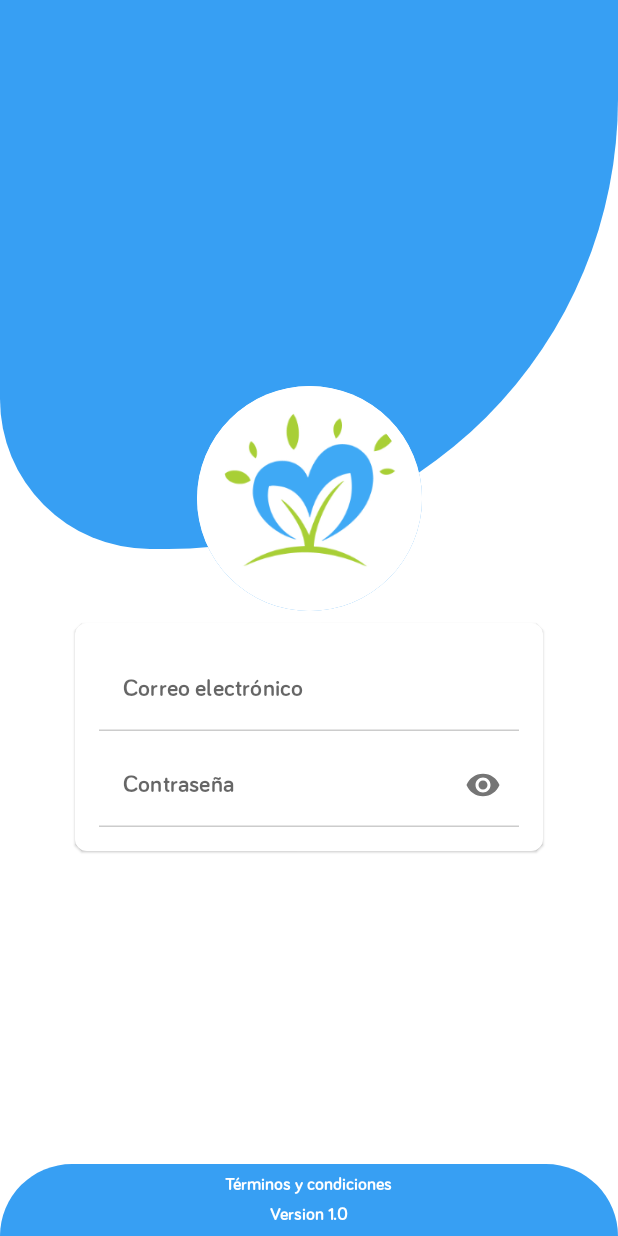
After one commit to sic4change/nut4healthmedical, an Android app built with Jetpack Compose: the composable NUT4HealthApp shown on its own in the app's theme, on a phone screen of 412 x 824 dp. The commit adds this screen. Run offline under Robolectric (Android 15) with nearby library versions, the phone set to English and light mode, and no system bars.

Commit message:
add viewmodel and state in login

```diff
--- a/app/build.gradle
+++ b/app/build.gradle
@@ -64,6 +64,8 @@ dependencies {
     debugImplementation "androidx.compose.ui:ui-tooling:$compose_version"
     debugImplementation "androidx.compose.ui:ui-test-manifest:$compose_version"
     implementation("io.coil-kt:coil-compose:1.4.0")
+    implementation 'androidx.navigation:navigation-runtime-ktx:2.3.5'
+    implementation 'androidx.navigation:navigation-compose:2.4.0-beta02'
 
     //Firebase
     implementation platform('com.google.firebase:firebase-bom:29.1.0')
--- /dev/null
+++ b/app/src/main/java/org/sic4change/nut4healthcentrotratamiento/ui/NUT4HealtAppState.kt
@@ -0,0 +1,28 @@
+package org.sic4change.nut4healthcentrotratamiento.ui
+
+import androidx.compose.material.ScaffoldState
+import androidx.compose.material.rememberScaffoldState
+import androidx.compose.runtime.Composable
+import androidx.compose.runtime.remember
+import androidx.compose.runtime.rememberCoroutineScope
+import androidx.navigation.NavHostController
+import androidx.navigation.compose.rememberNavController
+import kotlinx.coroutines.CoroutineScope
+
+@Composable
+fun rememberNUT4HealthAppState(
+    scaffoldState: ScaffoldState = rememberScaffoldState(),
+    navController: NavHostController = rememberNavController(),
+    coroutineScope: CoroutineScope = rememberCoroutineScope()
+) : NUT4HealthAppState = remember(scaffoldState, navController, coroutineScope) {
+    NUT4HealthAppState(scaffoldState, navController, coroutineScope)
+
+}
+
+class NUT4HealthAppState(
+    val scaffoldState: ScaffoldState,
+    val navController: NavHostController,
+    val coroutineScope: CoroutineScope
+) {
+
+}
--- /dev/null
+++ b/app/src/main/java/org/sic4change/nut4healthcentrotratamiento/ui/NUT4HealthApp.kt
@@ -0,0 +1,53 @@
+package org.sic4change.nut4healthcentrotratamiento.ui
+
+import androidx.compose.foundation.ExperimentalFoundationApi
+import androidx.compose.foundation.layout.Box
+import androidx.compose.foundation.layout.fillMaxSize
+import androidx.compose.foundation.layout.padding
+import androidx.compose.material.*
+import androidx.compose.material.icons.Icons
+import androidx.compose.material.icons.filled.AccountCircle
+import androidx.compose.runtime.Composable
+import androidx.compose.ui.ExperimentalComposeUiApi
+import androidx.compose.ui.Modifier
+import androidx.compose.ui.res.stringResource
+import coil.annotation.ExperimentalCoilApi
+import com.aaronat1.hackaton.ui.navigation.Navigation
+import org.sic4change.nut4healthcentrotratamiento.R
+import org.sic4change.nut4healthcentrotratamiento.ui.navigation.AppBarIcon
+import org.sic4change.nut4healthcentrotratamiento.ui.theme.NUT4HealthTheme
+
+@ExperimentalComposeUiApi
+@ExperimentalCoilApi
+@ExperimentalFoundationApi
+@ExperimentalMaterialApi
+@Composable
+fun NUT4HealthApp() {
+    val appState =  rememberNUT4HealthAppState()
+
+    NUT4HealthScreen {
+        Scaffold (
+            /*topBar = {
+                TopAppBar(
+                    title = { Text(stringResource(R.string.app_name)) },
+                    navigationIcon = { AppBarIcon(Icons.Default.AccountCircle, {}) },
+                )
+            },*/
+            scaffoldState = appState.scaffoldState
+        ) {
+            Navigation(appState.navController)
+        }
+    }
+}
+
+@Composable
+fun NUT4HealthScreen(content: @Composable () -> Unit) {
+    NUT4HealthTheme {
+        // A surface container using the 'background' color from the theme
+        Surface(
+            modifier = Modifier.fillMaxSize(),
+            color = MaterialTheme.colors.background,
+            content = content
+        )
+    }
+}
--- /dev/null
+++ b/app/src/main/java/org/sic4change/nut4healthcentrotratamiento/ui/navigation/Feature.kt
@@ -0,0 +1,6 @@
+package org.sic4change.nut4healthcentrotratamiento.ui.navigation
+
+enum class Feature(val route: String) {
+    LOGIN("login"),
+    HOME("home"),
+}
--- /dev/null
+++ b/app/src/main/java/org/sic4change/nut4healthcentrotratamiento/ui/navigation/NavItem.kt
@@ -0,0 +1,49 @@
+package com.aaronat1.hackaton.ui.navigation
+
+import androidx.annotation.StringRes
+import androidx.compose.material.icons.Icons
+import androidx.compose.material.icons.filled.*
+import androidx.compose.ui.graphics.vector.ImageVector
+import androidx.navigation.NavType
+import androidx.navigation.navArgument
+import org.sic4change.nut4healthcentrotratamiento.R
+import org.sic4change.nut4healthcentrotratamiento.ui.navigation.Feature
+
+enum class NavItem(
+    val navCommand: NavCommand,
+    val icon: ImageVector,
+    @StringRes val title: Int
+) {
+    LOGIN(NavCommand.ContentType(Feature.LOGIN), Icons.Default.Home, R.string.login),
+    HOME(NavCommand.ContentType(Feature.HOME), Icons.Default.Settings, R.string.congratulations),
+}
+
+sealed class NavCommand(
+    internal val feature: Feature,
+    internal val subRoute: String = "home",
+    private val navArgs: List<NavArg> = emptyList()
+) {
+    class ContentType(feature: Feature) : NavCommand(feature)
+
+    class ContentTypeDetail(feature: Feature) :
+        NavCommand(feature, "detail", listOf(NavArg.ItemId)) {
+        fun createRoute(itemId: Int) = "${feature.route}/$subRoute/$itemId"
+    }
+
+    val route = run {
+        val argValues = navArgs.map { "{${it.key}}" }
+        listOf(feature.route)
+            .plus(subRoute)
+            .plus(argValues)
+            .joinToString("/")
+    }
+
+    val args = navArgs.map {
+        navArgument(it.key) { type = it.navType }
+    }
+
+}
+
+enum class NavArg(val key: String, val navType: NavType<*>) {
+    ItemId("itemId", NavType.IntType)
+}
--- /dev/null
+++ b/app/src/main/java/org/sic4change/nut4healthcentrotratamiento/ui/navigation/Navigation.kt
@@ -0,0 +1,70 @@
+package com.aaronat1.hackaton.ui.navigation
+
+import androidx.compose.animation.ExperimentalAnimationApi
+import androidx.compose.foundation.ExperimentalFoundationApi
+import androidx.compose.material.ExperimentalMaterialApi
+import androidx.compose.runtime.Composable
+import androidx.compose.ui.ExperimentalComposeUiApi
+import androidx.navigation.NavBackStackEntry
+import androidx.navigation.NavController
+import androidx.navigation.NavGraphBuilder
+import androidx.navigation.NavHostController
+import androidx.navigation.compose.NavHost
+import androidx.navigation.compose.composable
+import androidx.navigation.compose.navigation
+import coil.annotation.ExperimentalCoilApi
+import org.sic4change.nut4healthcentrotratamiento.ui.navigation.Feature
+import org.sic4change.nut4healthcentrotratamiento.ui.screens.login.LoginDetailScreen
+import org.sic4change.nut4healthcentrotratamiento.ui.screens.login.LoginScreen
+
+@ExperimentalComposeUiApi
+@ExperimentalMaterialApi
+@ExperimentalCoilApi
+@ExperimentalFoundationApi
+@Composable
+fun Navigation(navController: NavHostController) {
+
+    NavHost(
+        navController = navController,
+        startDestination = Feature.LOGIN.route
+    ) {
+        registerNav(navController)
+    }
+}
+
+@OptIn(ExperimentalAnimationApi::class)
+@ExperimentalComposeUiApi
+@ExperimentalMaterialApi
+@ExperimentalCoilApi
+@ExperimentalFoundationApi
+private fun NavGraphBuilder.registerNav(navController: NavController) {
+    navigation(
+        startDestination = NavCommand.ContentType(Feature.LOGIN).route,
+        route = Feature.LOGIN.route
+    ) {
+        composable(NavCommand.ContentType(Feature.LOGIN)) {
+            LoginScreen(onLogin = {
+                navController.navigate(
+                    NavCommand.ContentTypeDetail(Feature.LOGIN).createRoute(0)
+                )
+                }
+            )
+        }
+        composable(NavCommand.ContentTypeDetail(Feature.LOGIN)) {
+            LoginDetailScreen()
+        }
+
+    }
+}
+
+private fun NavGraphBuilder.composable(
+    navItem: NavCommand,
+    content: @Composable (NavBackStackEntry) -> Unit
+) {
+    composable(
+        route = navItem.route,
+        arguments = navItem.args
+    ) {
+        content(it)
+    }
+}
--- /dev/null
+++ b/app/src/main/java/org/sic4change/nut4healthcentrotratamiento/ui/screens/login/LoginState.kt
@@ -0,0 +1,65 @@
+package org.sic4change.nut4healthcentrotratamiento.ui.screens.login
+
+import androidx.compose.foundation.ScrollState
+import androidx.compose.foundation.rememberScrollState
+import androidx.compose.runtime.Composable
+import androidx.compose.runtime.*
+import androidx.compose.runtime.saveable.rememberSaveable
+import androidx.compose.ui.focus.FocusRequester
+import org.sic4change.nut4healthcentrotratamiento.R
+
+@Composable
+fun rememberLoginState(
+    scrollState: ScrollState = rememberScrollState(),
+    focusRequester: FocusRequester = remember { FocusRequester() },
+    email: MutableState<String> = rememberSaveable { mutableStateOf("") },
+    pass: MutableState<String> = rememberSaveable { mutableStateOf("") },
+    showPass: MutableState<Boolean> = rememberSaveable { mutableStateOf(true) },
+    isError: MutableState<Boolean> = rememberSaveable { mutableStateOf(false) },
+    errorType: MutableState<ErrorType> = remember { mutableStateOf(ErrorType.NONE) },
+    logIn: MutableState<Boolean> = rememberSaveable { mutableStateOf(false) },
+) = remember{ LoginState(
+    scrollState,
+    focusRequester,
+    email,
+    pass,
+    showPass,
+    isError,
+    errorType,
+    logIn) }
+
+class LoginState(
+    val scrollState: ScrollState,
+    val focusRequester: FocusRequester,
+    val email: MutableState<String>,
+    val pass: MutableState<String>,
+    val showPass: MutableState<Boolean>,
+    val isError: MutableState<Boolean>,
+    val errorType: MutableState<ErrorType>,
+    val logIn: MutableState<Boolean>
+) {
+
+
+    fun loginClicked() = when {
+        email.value.length < 3 || !email.value.contains('@') -> {
+            isError.value = true
+            errorType.value = ErrorType.EMAIL
+        }
+        pass.value.length < 6 -> {
+            isError.value = true
+            errorType.value = ErrorType.PASSWORD
+        }
+        else -> {
+            isError.value = false
+            logIn.value = true
+            errorType.value = ErrorType.NONE
+        }
+    }
+
+}
+
+enum class ErrorType(val message: Int) {
+    NONE(-1),
+    EMAIL(R.string.valid_email),
+    PASSWORD(R.string.valid_pass),
+}
--- /dev/null
+++ b/app/src/main/java/org/sic4change/nut4healthcentrotratamiento/ui/screens/login/LoginViewModel.kt
@@ -0,0 +1,31 @@
+package org.sic4change.nut4healthcentrotratamiento.ui.screens.login
+
+
+import androidx.lifecycle.ViewModel
+import androidx.lifecycle.viewModelScope
+import kotlinx.coroutines.flow.MutableStateFlow
+import kotlinx.coroutines.flow.StateFlow
+import kotlinx.coroutines.flow.asStateFlow
+import kotlinx.coroutines.launch
+
+class LoginViewModel : ViewModel() {
+
+    private var _state = MutableStateFlow(UiState())
+
+    val state: StateFlow<UiState> = _state.asStateFlow()
+
+    init {
+        viewModelScope.launch {
+
+        }
+    }
+
+    data class UiState(
+        val loading: Boolean = false,
+        val loggedUser: Boolean = false
+    )
+
+    fun loginUser() {
+        _state.value = UiState(loggedUser = true)
+    }
+}
--- a/app/src/main/java/org/sic4change/nut4healthcentrotratamiento/ui/screens/login/login.kt
+++ b/app/src/main/java/org/sic4change/nut4healthcentrotratamiento/ui/screens/login/login.kt
@@ -12,43 +12,79 @@ import androidx.compose.foundation.shape.RoundedCornerShape
 import androidx.compose.material.*
 import androidx.compose.runtime.*
 import androidx.compose.ui.Alignment
+import androidx.compose.ui.ExperimentalComposeUiApi
 import androidx.compose.ui.Modifier
 import androidx.compose.ui.draw.clip
-import androidx.compose.ui.geometry.Offset
-import androidx.compose.ui.geometry.Rect
-import androidx.compose.ui.geometry.Size
 import androidx.compose.ui.graphics.*
 import androidx.compose.ui.layout.ContentScale
 import androidx.compose.ui.platform.LocalConfiguration
+import androidx.compose.ui.platform.LocalContext
 import androidx.compose.ui.platform.LocalUriHandler
 import androidx.compose.ui.res.colorResource
 import androidx.compose.ui.res.painterResource
 import androidx.compose.ui.res.stringResource
-import androidx.compose.ui.unit.Density
 import androidx.compose.ui.unit.Dp
-import androidx.compose.ui.unit.LayoutDirection
 import androidx.compose.ui.unit.dp
-import coil.compose.rememberImagePainter
+import coil.annotation.ExperimentalCoilApi
 import org.sic4change.nut4healthcentrotratamiento.*
 import org.sic4change.nut4healthcentrotratamiento.R
+import androidx.lifecycle.viewmodel.compose.viewModel
+import org.sic4change.nut4healthcentrotratamiento.ui.NUT4HealthScreen
 
+@OptIn(ExperimentalComposeUiApi::class)
 @ExperimentalAnimationApi
 @Composable
-fun Login() {
-    Screen {
-        var email by remember { mutableStateOf("") }
-        var pass by remember { mutableStateOf("") }
+fun LoginScreen(viewModel: LoginViewModel = viewModel(), onLogin: () -> Unit) {
+    val viewModelState by viewModel.state.collectAsState()
+    LaunchedEffect(viewModelState.loggedUser) {
+        if (viewModelState.loggedUser) {
+            onLogin()
+        }
+    }
 
-        val loginEnabled = email.isNotEmpty() && pass.isNotEmpty()
-        val forgotPasswordEnabled = email.isNotEmpty()
+    val loginState = rememberLoginState()
+    LoginForm(loginState, viewModel::loginUser)
+
+}
+
+@ExperimentalComposeUiApi
+@Composable
+private fun LoginForm(loginState: LoginState,
+                         onSubmit: () -> Unit) {
+    NUT4HealthScreen {
 
         val configuration = LocalConfiguration.current
 
         val screenHeight = configuration.screenHeightDp.dp
 
-
         TopView(height = (screenHeight/3) + 75.dp)
 
+        MainView()
+
+        BottomView()
+
+    }
+}
+
+fun validateLogin(user: String, pass: String): String = when {
+    !user.contains('@') -> "User must be a valid email"
+    pass.length < 5 -> "Pass must be a valid pass"
+    else -> ""
+}
+
+fun validateForgotPassword(user: String): String = when {
+    !user.contains('@') -> "User must be a valid email"
+    else -> ""
+}
+
+@Composable
+fun MainView() {
+    var email by remember { mutableStateOf("") }
+    var pass by remember { mutableStateOf("") }
+    var error by remember { mutableStateOf("") }
+    val loginEnabled = email.isNotEmpty() && pass.isNotEmpty()
+    val forgotPasswordEnabled = email.isNotEmpty()
+    val errorVisible= error.isNotEmpty()
 
     Box(
         contentAlignment = Alignment.Center
@@ -93,14 +129,23 @@ fun Login() {
                             style = MaterialTheme.typography.caption,
                             color = Color.LightGray,
                             modifier = Modifier.padding(8.dp).clickable {
+                                error = validateForgotPassword(user = email)
                             })
+                    }
+
+                    AnimatedVisibility(visible = errorVisible) {
+                        Text(
+                            text = error,
+                            style = MaterialTheme.typography.caption,
+                            color = Color.Red,
+                            modifier = Modifier.padding(8.dp))
                     }
 
                     AnimatedVisibility(visible = loginEnabled) {
                         Button(
                             colors = ButtonDefaults.buttonColors(backgroundColor = colorResource(R.color.colorPrimary)),
                             onClick = {
-
+                                error = validateLogin(user = email, pass = pass)
                             }
                         ) {
                             Text(text = stringResource(R.string.login), color = colorResource(R.color.white))
@@ -112,18 +157,6 @@ fun Login() {
         }
 
     }
-
-        BottomView()
-
-    }
-
-}
-
-
-fun validateLogin(user: String, pass: String): String = when {
-    !user.contains('@') -> "User must be a valid email"
-    pass.length < 5 -> "Password must have at least 5 characters"
-    else -> ""
 }
 
 @Composable
@@ -183,3 +216,41 @@ fun BottomView() {
 
     }
 }
+
+@Composable
+fun showMessageForgotPassword() {
+        Row(
+            modifier = Modifier.padding(8.dp),
+            horizontalArrangement = Arrangement.spacedBy(8.dp)
+        ) {
+            Column(
+                modifier = Modifier.weight(1f),
+                verticalArrangement = Arrangement.spacedBy(8.dp)
+            ) {
+                Text(text = stringResource(R.string.nut4health), style = MaterialTheme.typography.h6)
+                Text(text = stringResource(R.string.forgot_password_question))
+                Button(
+                    onClick = { executeForgotPassword() },
+                    modifier = Modifier.align(Alignment.End)
+                ) {
+                    Text(text = stringResource(R.string.send_email))
+                }
+            }
+        }
+        Text(text = stringResource(R.string.nut4health))
+    }
+
+fun executeForgotPassword() {
+    TODO("Not yet implemented")
+}
+
+
+@ExperimentalCoilApi
+@ExperimentalMaterialApi
+@Composable
+fun LoginDetailScreen(viewModel: LoginDetailViewModel = viewModel()) {
+    val state by viewModel.state.collectAsState()
+    Box(modifier = Modifier.fillMaxSize(), contentAlignment = Alignment.Center) {
+        Text(text = "Congratulations!!", style = MaterialTheme.typography.h3)
+    }
+}
--- a/app/src/main/java/org/sic4change/nut4healthcentrotratamiento/ui/theme/Theme.kt
+++ b/app/src/main/java/org/sic4change/nut4healthcentrotratamiento/ui/theme/Theme.kt
@@ -29,7 +29,7 @@ private val LightColorPalette = lightColors(
 )
 
 @Composable
-fun LoginSampleTheme(darkTheme: Boolean = isSystemInDarkTheme(), content: @Composable () -> Unit) {
+fun NUT4HealthTheme(darkTheme: Boolean = isSystemInDarkTheme(), content: @Composable () -> Unit) {
     val colors = if (darkTheme) {
         DarkColorPalette
     } else {
--- /dev/null
+++ b/app/src/main/res/values-night/strings.xml
@@ -0,0 +1,18 @@
+<?xml version="1.0" encoding="utf-8"?>
+<resources>
+    <string name="app_name">NUT4Health Centro Tratamiento</string>
+    <string name="reveal_password">Mostrar contraseña</string>
+    <string name="hide_password">Ocultar contraseña</string>
+    <string name="email">Correo electrónico</string>
+    <string name="best_email">Usa tu correo electrónico</string>
+    <string name="password">Contraseña</string>
+    <string name="forgot_password">¿Has olvidado la contraseña?</string>
+    <string name="login">ENTRAR</string>
+    <string name="terms_and_conditions">Términos y condiciones</string>
+    <string name="nut4health">NUT4Health</string>
+    <string name="forgot_password_question">Si aceptas enviaremos a tu correo las intrucciones para recuperar tu contraseña</string>
+    <string name="send_email">Enviar correo</string>
+    <string name="valid_email">Debe ser un correo válido</string>
+    <string name="valid_pass">La contraseña debe tener al menos 5 caracteres</string>
+    <string name="congratulations">congratulations</string>
+</resources>
--- a/app/src/main/res/values/strings.xml
+++ b/app/src/main/res/values/strings.xml
@@ -8,4 +8,10 @@
     <string name="forgot_password">¿Has olvidado la contraseña?</string>
     <string name="login">ENTRAR</string>
     <string name="terms_and_conditions">Términos y condiciones</string>
+    <string name="nut4health">NUT4Health</string>
+    <string name="forgot_password_question">Si aceptas enviaremos a tu correo las intrucciones para recuperar tu contraseña</string>
+    <string name="send_email">Enviar correo</string>
+    <string name="valid_email">Debe ser un correo válido</string>
+    <string name="valid_pass">La contraseña debe tener al menos 5 caracteres</string>
+    <string name="congratulations">congratulations</string>
 </resources>
```
Also changed, not shown: app/src/main/java/org/sic4change/nut4healthcentrotratamiento/MainActivity.kt (+9 -43 lines), app/src/main/java/org/sic4change/nut4healthcentrotratamiento/ui/navigation/AppBarIcon.kt (added, +13 -0 lines), app/src/main/java/org/sic4change/nut4healthcentrotratamiento/ui/screens/login/LoginDetailViewModel.kt (added, +26 -0 lines), 1 other file. Lines whose indentation alone changed are shown as unchanged.
